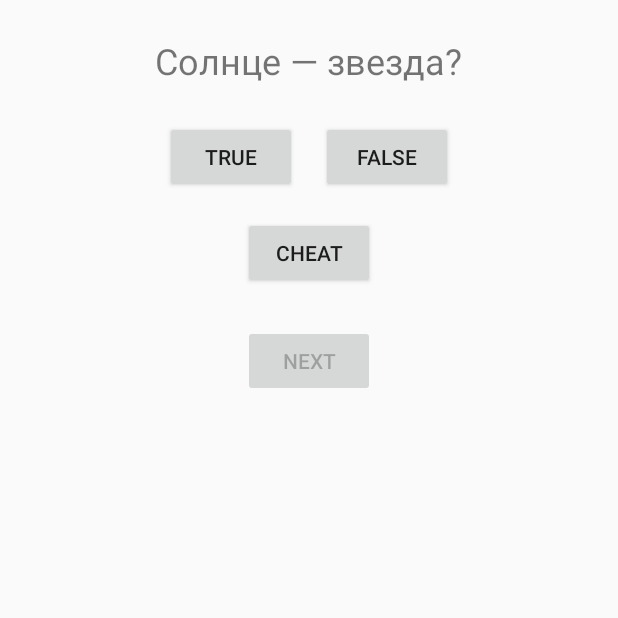
After one commit to Mubinjon9oo9/MobDev, an Android app built with Jetpack Compose: the Lab4_1Activity screen opened directly, with no data from a screen before it, on a phone screen of 412 x 824 dp, the top half of it. The commit adds this screen. Run offline under Robolectric (Android 15) with nearby library versions, the phone set to English and light mode, and no system bars.

Commit message:
update: lab4 part2 finished

```diff
--- a/app/src/main/AndroidManifest.xml
+++ b/app/src/main/AndroidManifest.xml
@@ -27,6 +27,8 @@
         <activity android:name=".Lab2Activity" />
         <activity android:name=".Lab3Activity" />
         <activity android:name=".Lab4Activity" />
+        <activity android:name=".Lab4_1Activity" />
+        <activity android:name=".CheatActivity" />
     </application>
 
 </manifest>
--- /dev/null
+++ b/app/src/main/java/com/example/lab1/Lab4_1Activity.kt
@@ -0,0 +1,98 @@
+package com.example.lab1
+
+import android.content.Intent
+import android.os.Bundle
+import android.widget.Toast
+import androidx.activity.viewModels
+import androidx.appcompat.app.AppCompatActivity
+import com.example.lab1.databinding.ActivityLab41Binding
+
+class Lab4_1Activity : AppCompatActivity() {
+
+    private lateinit var binding: ActivityLab41Binding
+    private val viewModel: QuizViewModel by viewModels()
+
+    companion object {
+        const val REQUEST_CODE_CHEAT = 1
+        const val EXTRA_ANSWER = "com.example.lab1.answer"
+        const val EXTRA_CHEATED = "com.example.lab1.cheated"
+        const val MAX_CHEATS = 3
+    }
+
+    override fun onCreate(savedInstanceState: Bundle?) {
+        super.onCreate(savedInstanceState)
+        binding = ActivityLab41Binding.inflate(layoutInflater)
+        setContentView(binding.root)
+
+        updateUI()
+
+        binding.trueButton.setOnClickListener {
+            checkAnswer(true)
+        }
+
+        binding.falseButton.setOnClickListener {
+            checkAnswer(false)
+        }
+
+        binding.nextButton.setOnClickListener {
+            viewModel.moveToNext()
+            updateUI()
+        }
+
+        binding.cheatButton.setOnClickListener {
+            if (viewModel.cheatUsedCount >= MAX_CHEATS) {
+                Toast.makeText(this, "Больше нельзя жульничать!", Toast.LENGTH_SHORT).show()
+                return@setOnClickListener
+            }
+
+            val intent = Intent(this, CheatActivity::class.java).apply {
+                putExtra(EXTRA_ANSWER, viewModel.currentQuestion.answer)
+            }
+            startActivityForResult(intent, REQUEST_CODE_CHEAT)
+        }
+    }
+
+    private fun updateUI() {
+        binding.questionTextView.text = viewModel.currentQuestion.text
+        binding.trueButton.isEnabled = !viewModel.hasAnswered
+        binding.falseButton.isEnabled = !viewModel.hasAnswered
+
+        if (viewModel.isLastQuestion && viewModel.hasAnswered) {
+            binding.nextButton.isEnabled = false
+            Toast.makeText(
+                this,
+                "Результат: ${viewModel.correctAnswers} правильных",
+                Toast.LENGTH_LONG
+            ).show()
+        } else {
+            binding.nextButton.isEnabled = viewModel.hasAnswered
+        }
+    }
+
+    private fun checkAnswer(userAnswer: Boolean) {
+        if (viewModel.hasAnswered) return
+
+        val correct = viewModel.currentQuestion.answer
+
+        if (userAnswer == correct) {
+            viewModel.correctAnswers++
+            Toast.makeText(this, "Верно!", Toast.LENGTH_SHORT).show()
+        } else {
+            Toast.makeText(this, "Неверно", Toast.LENGTH_SHORT).show()
+        }
+
+        viewModel.hasAnswered = true
+        updateUI()
+    }
+
+    override fun onActivityResult(requestCode: Int, resultCode: Int, data: Intent?) {
+        if (requestCode == REQUEST_CODE_CHEAT && resultCode == RESULT_OK) {
+            val cheated = data?.getBooleanExtra(EXTRA_CHEATED, false) ?: false
+            if (cheated) {
+                viewModel.cheatUsedCount++
+                Toast.makeText(this, "Жульничество №${viewModel.cheatUsedCount}", Toast.LENGTH_SHORT).show()
+            }
+        }
+        super.onActivityResult(requestCode, resultCode, data)
+    }
+}
--- a/app/src/main/java/com/example/lab1/MainActivity.kt
+++ b/app/src/main/java/com/example/lab1/MainActivity.kt
@@ -30,5 +30,10 @@ class MainActivity : AppCompatActivity() {
             val intent = Intent(this, Lab4Activity::class.java)
             startActivity(intent)
         }
+        val btnLab4_1 = findViewById<Button>(R.id.btnLab41)
+        btnLab4_1.setOnClickListener {
+            val intent = Intent(this, Lab4_1Activity::class.java)
+            startActivity(intent)
+        }
     }
 }
--- /dev/null
+++ b/app/src/main/res/layout/activity_lab4_1.xml
@@ -0,0 +1,47 @@
+<?xml version="1.0" encoding="utf-8"?>
+<LinearLayout xmlns:android="http://schemas.android.com/apk/res/android"
+              android:orientation="vertical" android:layout_width="match_parent"
+              android:layout_height="match_parent" android:padding="24dp"
+              android:gravity="center_horizontal">
+
+    <TextView
+        android:id="@+id/questionTextView"
+        android:layout_width="wrap_content"
+        android:layout_height="wrap_content"
+        android:text="Вопрос"
+        android:textSize="24sp" />
+
+    <LinearLayout
+        android:orientation="horizontal"
+        android:layout_width="wrap_content"
+        android:layout_height="wrap_content"
+        android:layout_marginTop="24dp">
+
+        <Button
+            android:id="@+id/trueButton"
+            android:text="True"
+            android:layout_width="wrap_content"
+            android:layout_height="wrap_content" />
+
+        <Button
+            android:id="@+id/falseButton"
+            android:text="False"
+            android:layout_width="wrap_content"
+            android:layout_height="wrap_content"
+            android:layout_marginStart="16dp"/>
+    </LinearLayout>
+
+    <Button
+        android:id="@+id/cheatButton"
+        android:text="Cheat"
+        android:layout_width="wrap_content"
+        android:layout_height="wrap_content"
+        android:layout_marginTop="16dp"/>
+
+    <Button
+        android:id="@+id/nextButton"
+        android:text="Next"
+        android:layout_width="wrap_content"
+        android:layout_height="wrap_content"
+        android:layout_marginTop="24dp"/>
+</LinearLayout>
--- a/app/src/main/res/layout/activity_main.xml
+++ b/app/src/main/res/layout/activity_main.xml
@@ -26,5 +26,10 @@
         android:layout_width="wrap_content"
         android:layout_height="wrap_content"
         android:text="Lab4" />
+    <Button
+        android:id="@+id/btnLab41"
+        android:layout_width="wrap_content"
+        android:layout_height="wrap_content"
+        android:text="Lab4_1" />
 
 </LinearLayout>
```
Also changed, not shown: app/src/main/java/com/example/lab1/CheatActivity.kt (added, +31 -0 lines), app/src/main/res/layout/activity_cheat.xml (added, +27 -0 lines).
